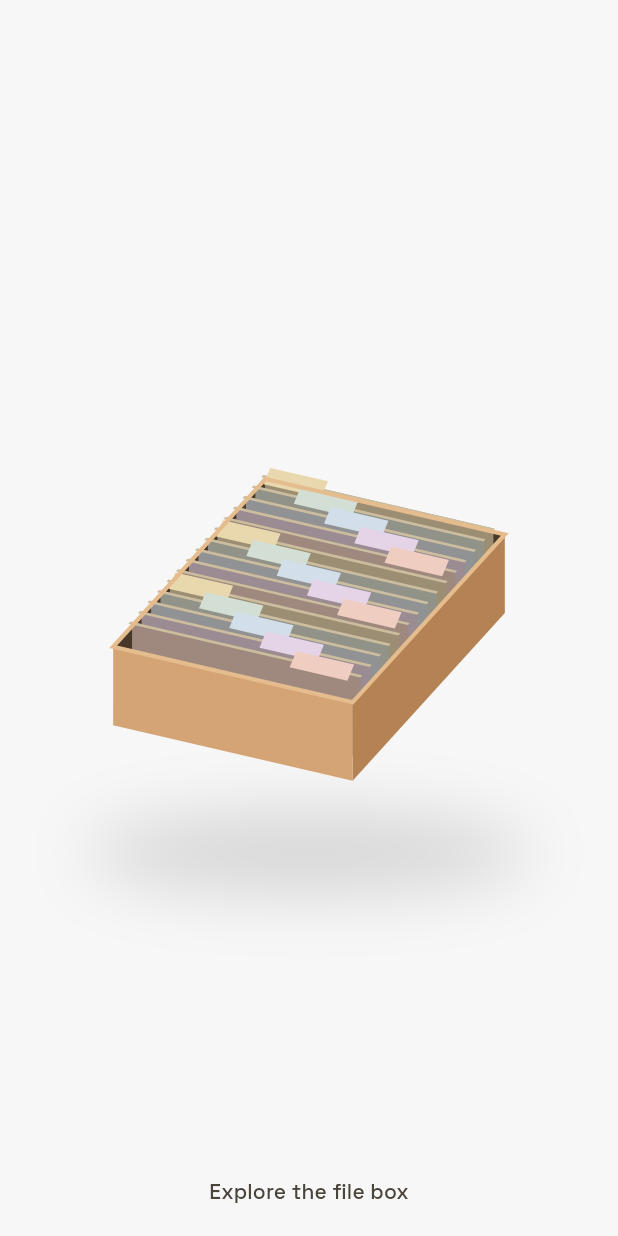
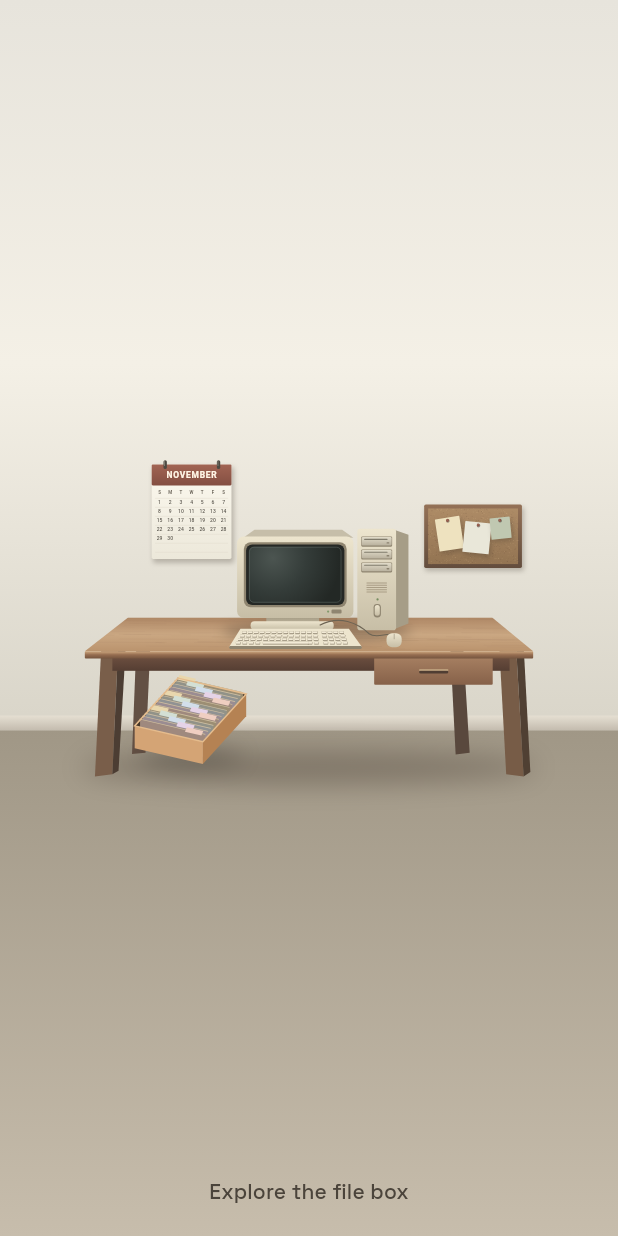
Before and after one commit to ClimbOn-creator/Dwellings, a Flutter app: the LearningDiscoverFileBox widget shown alone on an empty page, opened directly, on a phone screen of 412 x 824 dp. Run offline on Flutter 3.47's test engine with Material 3 defaults, Android fonts, the phone set to English and light mode, and no system bars; our stand-ins replace file_picker, firebase_core, firebase_messaging, flutter_secure_storage, flutter_svg, geolocator and 5 more; missing offline and left inert: dart:js_interop, dart:ui_web; accounts and stored records are empty; project files that could hold a hidden picture were left out.

Commit message:
Set Discover in a retro office

```diff
--- a/lib/widgets/learning_discover_file_box.dart
+++ b/lib/widgets/learning_discover_file_box.dart
@@ -4,6 +4,7 @@ import 'package:flutter/material.dart';
 import 'package:flutter/services.dart';
 
 import '../services/nova_training_controller.dart';
+import 'learning_discover_office.dart';
 
 const _fileCount = 15;
 const _boxWidth = 440.0;
@@ -133,6 +134,18 @@ class _LearningDiscoverFileBoxState extends State<LearningDiscoverFileBox>
               );
               return Stack(
                 children: [
+                  if (view.focus < 1)
+                    Positioned.fill(
+                      child: Opacity(
+                        opacity: 1 - view.focus,
+                        child: const RepaintBoundary(
+                          child: CustomPaint(
+                            key: ValueKey('discover-office'),
+                            painter: DiscoverOfficePainter(),
+                          ),
+                        ),
+                      ),
+                    ),
                   Positioned.fill(
                     child: CustomPaint(
                       painter: _FileBoxPainter(
@@ -216,19 +229,30 @@ class _BoxView {
           for (final z in [0.0, _boxDepth]) _project(x, y, z),
     ];
     final bounds = _bounds(corners);
-    _scale =
-        math.min(
-          (size.width - 28) / bounds.width,
-          (size.height - 88) / bounds.height,
-        ) *
-        (.68 + .32 * focus);
-    _offset = size.center(Offset.zero) - bounds.center * _scale;
+    final overview = discoverOfficeFileBox(size);
+    final closeUp = Rect.fromCenter(
+      center: size.center(Offset.zero),
+      width: math.max(1, size.width - 28),
+      height: math.max(1, size.height - 88),
+    );
+    final viewport = Rect.lerp(overview, closeUp, focus)!;
+    _scale = math.min(
+      viewport.width / bounds.width,
+      viewport.height / bounds.height,
+    );
+    _offset = viewport.center - bounds.center * _scale;
+    silhouette = Rect.fromCenter(
+      center: viewport.center,
+      width: bounds.width * _scale,
+      height: bounds.height * _scale,
+    );
   }
 
   final Size size;
   final double focus;
   late final double _sinYaw, _cosYaw, _sinPitch, _cosPitch, _scale;
   late final Offset _offset;
+  late final Rect silhouette;
 
   static Rect _bounds(List<Offset> points) => Rect.fromLTRB(
     points.map((p) => p.dx).reduce(math.min),
@@ -275,13 +299,16 @@ class _FileBoxPainter extends CustomPainter {
 
     canvas.drawOval(
       Rect.fromCenter(
-        center: Offset(size.width / 2, size.height * .69),
-        width: math.min(size.width * .72, 540),
-        height: 52,
+        center: view.silhouette.bottomCenter.translate(
+          0,
+          -view.silhouette.height * .08,
+        ),
+        width: view.silhouette.width * .94,
+        height: view.silhouette.height * .16,
       ),
       Paint()
-        ..color = Colors.black.withValues(alpha: .14 * (1 - view.focus))
-        ..maskFilter = const MaskFilter.blur(BlurStyle.normal, 22),
+        ..color = Colors.black.withValues(alpha: .30 * (1 - view.focus))
+        ..maskFilter = const MaskFilter.blur(BlurStyle.normal, 8),
     );
     face(const Color(0xff47382a), [
       p(0, wall, 0),
--- /dev/null
+++ b/lib/widgets/learning_discover_office.dart
@@ -0,0 +1,526 @@
+import 'dart:math' as math;
+
+import 'package:flutter/material.dart';
+
+const _officeSize = Size(1100, 760);
+
+Rect discoverOfficeFrame(Size stage) {
+  final scale = math.min(
+    stage.width / _officeSize.width,
+    stage.height / _officeSize.height,
+  );
+  return Rect.fromCenter(
+    center: stage.center(Offset.zero),
+    width: _officeSize.width * scale,
+    height: _officeSize.height * scale,
+  );
+}
+
+Rect discoverOfficeFileBox(Size stage) {
+  final frame = discoverOfficeFrame(stage);
+  final scale = frame.width / _officeSize.width;
+  return Rect.fromLTWH(
+    234 * scale,
+    475 * scale,
+    210 * scale,
+    165 * scale,
+  ).shift(frame.topLeft);
+}
+
+class DiscoverOfficePainter extends CustomPainter {
+  const DiscoverOfficePainter();
+
+  @override
+  void paint(Canvas canvas, Size size) {
+    final frame = discoverOfficeFrame(size);
+    final floor = frame.top + frame.height * 575 / _officeSize.height;
+    _wash(canvas, Rect.fromLTRB(0, 0, size.width, floor), const [
+      Color(0xffe7e4dc),
+      Color(0xfff4f0e6),
+      Color(0xffd9d5c9),
+    ]);
+    _wash(canvas, Rect.fromLTRB(0, floor, size.width, size.height), const [
+      Color(0xffa09786),
+      Color(0xffc7bdac),
+    ]);
+    _wash(canvas, Rect.fromLTWH(0, floor - 8, size.width, 10), const [
+      Color(0xffe5dfd2),
+      Color(0xffc3bbae),
+    ]);
+
+    canvas.save();
+    canvas.translate(frame.left, frame.top);
+    canvas.scale(frame.width / _officeSize.width);
+    _drawDesk(canvas);
+    _drawCalendar(canvas);
+    _drawPinboard(canvas);
+    _drawComputer(canvas);
+    canvas.restore();
+  }
+
+  void _drawDesk(Canvas canvas) {
+    _shadow(canvas, const Rect.fromLTWH(143, 616, 813, 60), blur: 24);
+    _polygon(canvas, const [
+      Offset(801, 423),
+      Offset(824, 425),
+      Offset(836, 620),
+      Offset(811, 623),
+    ], const Color(0xff59483d));
+    _polygon(canvas, const [
+      Offset(243, 420),
+      Offset(268, 420),
+      Offset(259, 620),
+      Offset(235, 622),
+    ], const Color(0xff635044));
+    _polygon(canvas, const [
+      Offset(180, 438),
+      Offset(210, 438),
+      Offset(200, 658),
+      Offset(169, 662),
+    ], const Color(0xff795e4a));
+    _polygon(canvas, const [
+      Offset(210, 438),
+      Offset(224, 428),
+      Offset(211, 652),
+      Offset(200, 658),
+    ], const Color(0xff4c3d33));
+    _polygon(canvas, const [
+      Offset(889, 438),
+      Offset(919, 438),
+      Offset(932, 662),
+      Offset(901, 658),
+    ], const Color(0xff775c47));
+    _polygon(canvas, const [
+      Offset(919, 438),
+      Offset(932, 429),
+      Offset(944, 654),
+      Offset(932, 662),
+    ], const Color(0xff504033));
+    _wash(canvas, const Rect.fromLTWH(200, 446, 707, 28), const [
+      Color(0xff6f5141),
+      Color(0xff553e33),
+    ]);
+    _wash(canvas, const Rect.fromLTWH(666, 448, 211, 51), const [
+      Color(0xffa78062),
+      Color(0xff866149),
+    ], radius: 2);
+    _rounded(
+      canvas,
+      const Rect.fromLTWH(746, 473, 52, 6),
+      3,
+      const Color(0xff503e33),
+    );
+    _rounded(
+      canvas,
+      const Rect.fromLTWH(746, 471, 52, 3),
+      1,
+      const Color(0xffc6ab86),
+    );
+
+    const surface = [
+      Offset(228, 379),
+      Offset(876, 379),
+      Offset(949, 439),
+      Offset(151, 439),
+    ];
+    final top = Path()..addPolygon(surface, true);
+    canvas.save();
+    canvas.clipPath(top);
+    _wash(canvas, const Rect.fromLTWH(150, 379, 801, 61), const [
+      Color(0xffae8765),
+      Color(0xffcaa782),
+      Color(0xffba936d),
+    ]);
+    final grain = math.Random(35);
+    for (var i = 0; i < 92; i++) {
+      final x = 154 + grain.nextDouble() * 793;
+      final y = 381 + grain.nextDouble() * 58;
+      canvas.drawLine(
+        Offset(x, y),
+        Offset(x + 12 + grain.nextDouble() * 180, y + .8),
+        Paint()
+          ..strokeWidth = .7
+          ..color = const Color(
+            0xff65402d,
+          ).withValues(alpha: .035 + grain.nextDouble() * .10),
+      );
+    }
+    canvas.restore();
+    _wash(canvas, const Rect.fromLTWH(151, 439, 798, 13), const [
+      Color(0xffd1aa81),
+      Color(0xff956d50),
+      Color(0xff75553f),
+    ], radius: 1.5);
+  }
+
+  void _drawCalendar(Canvas canvas) {
+    _paperShadow(canvas, const Rect.fromLTWH(270, 107, 142, 169), 3);
+    _wash(canvas, const Rect.fromLTWH(270, 107, 142, 168), const [
+      Color(0xfffcf9ef),
+      Color(0xffece8da),
+    ], radius: 3);
+    _wash(canvas, const Rect.fromLTWH(270, 107, 142, 37), const [
+      Color(0xffa16453),
+      Color(0xff844f42),
+    ], radius: 2);
+    _text(
+      canvas,
+      'NOVEMBER',
+      const Offset(341, 125),
+      15,
+      const Color(0xfffff5e5),
+      weight: FontWeight.w700,
+      letterSpacing: 1.4,
+    );
+    for (final x in [294.0, 389.0]) {
+      _rounded(
+        canvas,
+        Rect.fromCenter(center: Offset(x, 107), width: 6, height: 16),
+        3,
+        const Color(0xff4c4941),
+      );
+      _rounded(
+        canvas,
+        Rect.fromCenter(center: Offset(x - 1, 105), width: 1, height: 9),
+        1,
+        const Color(0xffa5a195),
+      );
+    }
+    const weekdays = ['S', 'M', 'T', 'W', 'T', 'F', 'S'];
+    for (var i = 0; i < weekdays.length; i++) {
+      _text(
+        canvas,
+        weekdays[i],
+        Offset(284.0 + i * 19, 157),
+        8,
+        const Color(0xff625c51),
+        weight: FontWeight.w700,
+      );
+    }
+    for (var i = 0; i < 7; i++) {
+      final y = 167.0 + i * 16;
+      canvas.drawLine(
+        Offset(276, y),
+        Offset(406, y),
+        Paint()
+          ..color = const Color(0xffdcd5c6)
+          ..strokeWidth = .65,
+      );
+    }
+    for (var i = 0; i < 30; i++) {
+      _text(
+        canvas,
+        '${i + 1}',
+        Offset(284.0 + i % 7 * 19, 175.0 + (i ~/ 7) * 16),
+        9,
+        const Color(0xff4f4b43),
+      );
+    }
+  }
+
+  void _drawPinboard(Canvas canvas) {
+    const board = Rect.fromLTWH(755, 178, 174, 113);
+    _paperShadow(canvas, board, 3);
+    _wash(canvas, board, const [
+      Color(0xff947156),
+      Color(0xff634d3d),
+    ], radius: 3);
+    final cork = board.deflate(7);
+    _wash(canvas, cork, const [Color(0xffad8b66), Color(0xff937452)]);
+    final flecks = math.Random(18);
+    for (var i = 0; i < 850; i++) {
+      canvas.drawCircle(
+        Offset(
+          cork.left + flecks.nextDouble() * cork.width,
+          cork.top + flecks.nextDouble() * cork.height,
+        ),
+        .25 + flecks.nextDouble() * .7,
+        Paint()
+          ..color =
+              (i.isEven ? const Color(0xff513627) : const Color(0xfff1ce9a))
+                  .withValues(alpha: .26),
+      );
+    }
+    _note(
+      canvas,
+      const Offset(800, 230),
+      const Size(44, 58),
+      -.15,
+      const Color(0xffeee2bf),
+    );
+    _note(
+      canvas,
+      const Offset(849, 237),
+      const Size(47, 55),
+      .10,
+      const Color(0xffe9e7d9),
+    );
+    _note(
+      canvas,
+      const Offset(891, 220),
+      const Size(36, 38),
+      -.10,
+      const Color(0xffc0c8b1),
+    );
+  }
+
+  void _note(
+    Canvas canvas,
+    Offset center,
+    Size size,
+    double angle,
+    Color color,
+  ) {
+    canvas.save();
+    canvas.translate(center.dx, center.dy);
+    canvas.rotate(angle);
+    final rect = Rect.fromCenter(
+      center: Offset.zero,
+      width: size.width,
+      height: size.height,
+    );
+    _paperShadow(canvas, rect, 1);
+    _rounded(canvas, rect, 1, color);
+    final pin = Offset(0, rect.top + 5);
+    canvas.drawCircle(
+      pin.translate(.7, 1),
+      3.2,
+      Paint()..color = const Color(0x55000000),
+    );
+    canvas.drawCircle(pin, 2.7, Paint()..color = const Color(0xff8d5546));
+    canvas.drawCircle(
+      pin.translate(-.6, -.6),
+      .9,
+      Paint()..color = const Color(0xffc28a75),
+    );
+    canvas.restore();
+  }
+
+  void _drawComputer(Canvas canvas) {
+    const caseLight = Color(0xffede5ce);
+    const caseMid = Color(0xffc7bea6);
+    const caseDark = Color(0xff8f8570);
+    _shadow(canvas, const Rect.fromLTWH(395, 386, 338, 35), blur: 10);
+    // Tower side and drive bays.
+    _polygon(canvas, const [
+      Offset(699, 222),
+      Offset(727, 232),
+      Offset(727, 390),
+      Offset(699, 401),
+    ], const Color(0xffa69d87));
+    _wash(canvas, const Rect.fromLTWH(636, 221, 69, 181), const [
+      caseLight,
+      caseMid,
+    ], radius: 5);
+    for (final y in [235.0, 258.0, 281.0]) {
+      _rounded(canvas, Rect.fromLTWH(643, y, 55, 18), 2, caseDark);
+      _wash(canvas, Rect.fromLTWH(644, y + 1, 53, 15), const [
+        Color(0xffe1dbc9),
+        Color(0xffb9b19e),
+      ], radius: 2);
+      _rounded(
+        canvas,
+        Rect.fromLTWH(648, y + 4, 42, 2),
+        1,
+        const Color(0xff807b6c),
+      );
+      _rounded(
+        canvas,
+        Rect.fromLTWH(688, y + 10, 5, 2.5),
+        1,
+        const Color(0xff8b826f),
+      );
+    }
+    for (var i = 0; i < 5; i++) {
+      _rounded(
+        canvas,
+        Rect.fromLTWH(652, 317.0 + i * 4, 37, 1.7),
+        1,
+        const Color(0xffa99d85),
+      );
+    }
+    _rounded(canvas, const Rect.fromLTWH(665, 355, 13, 24), 6, caseDark);
+    _wash(canvas, const Rect.fromLTWH(667, 357, 9, 19), const [
+      caseLight,
+      caseMid,
+    ], radius: 5);
+    canvas.drawCircle(
+      const Offset(672, 347),
+      2,
+      Paint()..color = const Color(0xff758c5f),
+    );
+
+    // The thick CRT enclosure, curved glass, and swivel stand.
+    _wash(canvas, const Rect.fromLTWH(474, 366, 94, 30), const [
+      caseDark,
+      caseMid,
+    ], radius: 8);
+    _wash(canvas, const Rect.fromLTWH(446, 386, 148, 15), const [
+      caseLight,
+      caseMid,
+    ], radius: 7);
+    _polygon(canvas, const [
+      Offset(433, 237),
+      Offset(453, 223),
+      Offset(609, 223),
+      Offset(629, 237),
+    ], const Color(0xffc6bea9));
+    _wash(canvas, const Rect.fromLTWH(422, 235, 207, 145), const [
+      caseLight,
+      caseMid,
+    ], radius: 12);
+    _rounded(canvas, const Rect.fromLTWH(434, 245, 183, 116), 12, caseDark);
+    _rounded(
+      canvas,
+      const Rect.fromLTWH(438, 249, 175, 108),
+      11,
+      const Color(0xff252825),
+    );
+    final glass = RRect.fromRectAndRadius(
+      const Rect.fromLTWH(443, 253, 165, 100),
+      const Radius.circular(9),
+    );
+    canvas.drawRRect(
+      glass,
+      Paint()
+        ..shader = const RadialGradient(
+          center: Alignment(-.48, -.6),
+          radius: 1.2,
+          colors: [Color(0xff4c5551), Color(0xff343c39), Color(0xff232825)],
+        ).createShader(glass.outerRect),
+    );
+    canvas.drawRRect(
+      glass.deflate(1),
+      Paint()
+        ..style = PaintingStyle.stroke
+        ..color = const Color(0xff65706a).withValues(alpha: .48),
+    );
+    _rounded(canvas, const Rect.fromLTWH(590, 365, 18, 7), 2, caseDark);
+    canvas.drawCircle(
+      const Offset(584, 368.5),
+      2,
+      Paint()..color = const Color(0xff829a6b),
+    );
+
+    final cable = Path()
+      ..moveTo(569, 393)
+      ..cubicTo(604, 374, 637, 389, 657, 408)
+      ..cubicTo(670, 418, 689, 405, 700, 410);
+    canvas.drawPath(
+      cable,
+      Paint()
+        ..color = const Color(0xff6c6353)
+        ..style = PaintingStyle.stroke
+        ..strokeWidth = 2,
+    );
+    _polygon(canvas, const [
+      Offset(428, 399),
+      Offset(621, 399),
+      Offset(644, 431),
+      Offset(408, 431),
+    ], caseLight);
+    _rounded(canvas, const Rect.fromLTWH(408, 430, 236, 5), 2, caseDark);
+    for (var row = 0; row < 4; row++) {
+      final y = 403.5 + row * 6.3;
+      final start = 431.0 - row * 3.7;
+      for (var col = 0; col < 17; col++) {
+        if (row == 3 && col >= 4 && col <= 10) continue;
+        final x = start + col * (10.5 + .37 * row) + (col >= 13 ? 5 : 0);
+        _rounded(canvas, Rect.fromLTWH(x, y, 8.3, 4.8), 1, caseDark);
+        _rounded(
+          canvas,
+          Rect.fromLTWH(x, y, 7.8, 3.5),
+          1,
+          const Color(0xfff2ead6),
+        );
+      }
+      if (row == 3) {
+        _rounded(canvas, Rect.fromLTWH(start + 48, y, 82, 4.8), 1, caseDark);
+        _rounded(
+          canvas,
+          Rect.fromLTWH(start + 48, y, 82, 3.5),
+          1,
+          const Color(0xfff2ead6),
+        );
+      }
+    }
+    _wash(canvas, const Rect.fromLTWH(688, 407, 27, 25), const [
+      caseLight,
+      caseMid,
+    ], radius: 10);
+    _rounded(canvas, const Rect.fromLTWH(701, 408, 1, 10), .5, caseDark);
+  }
+
+  @override
+  bool shouldRepaint(DiscoverOfficePainter oldDelegate) => false;
+}
+
+void _text(
+  Canvas canvas,
+  String text,
+  Offset center,
+  double size,
+  Color color, {
+  FontWeight weight = FontWeight.w500,
+  double letterSpacing = 0,
+}) {
+  final painter = TextPainter(
+    text: TextSpan(
+      text: text,
+      style: TextStyle(
+        color: color,
+        fontSize: size,
+        fontWeight: weight,
+        letterSpacing: letterSpacing,
+      ),
+    ),
+    textDirection: TextDirection.ltr,
+  )..layout();
+  painter.paint(canvas, center - Offset(painter.width / 2, painter.height / 2));
+  painter.dispose();
+}
+
+void _wash(Canvas canvas, Rect rect, List<Color> colors, {double radius = 0}) {
+  final paint = Paint()
+    ..shader = LinearGradient(
+      begin: Alignment.topCenter,
+      end: Alignment.bottomCenter,
+      colors: colors,
+    ).createShader(rect);
+  canvas.drawRRect(
+    RRect.fromRectAndRadius(rect, Radius.circular(radius)),
+    paint,
+  );
+}
+
+void _rounded(Canvas canvas, Rect rect, double radius, Color color) {
+  canvas.drawRRect(
+    RRect.fromRectAndRadius(rect, Radius.circular(radius)),
+    Paint()..color = color,
+  );
+}
+
+void _polygon(Canvas canvas, List<Offset> points, Color color) {
+  canvas.drawPath(Path()..addPolygon(points, true), Paint()..color = color);
+}
+
+void _shadow(Canvas canvas, Rect rect, {required double blur}) {
+  canvas.drawOval(
+    rect,
+    Paint()
+      ..color = const Color(0x5031261e)
+      ..maskFilter = MaskFilter.blur(BlurStyle.normal, blur),
+  );
+}
+
+void _paperShadow(Canvas canvas, Rect rect, double radius) {
+  canvas.drawRRect(
+    RRect.fromRectAndRadius(
+      rect.shift(const Offset(3, 5)),
+      Radius.circular(radius),
+    ),
+    Paint()
+      ..color = const Color(0x44372e24)
+      ..maskFilter = const MaskFilter.blur(BlurStyle.normal, 5),
+  );
+}
```
Also changed, not shown: 4 other files.
